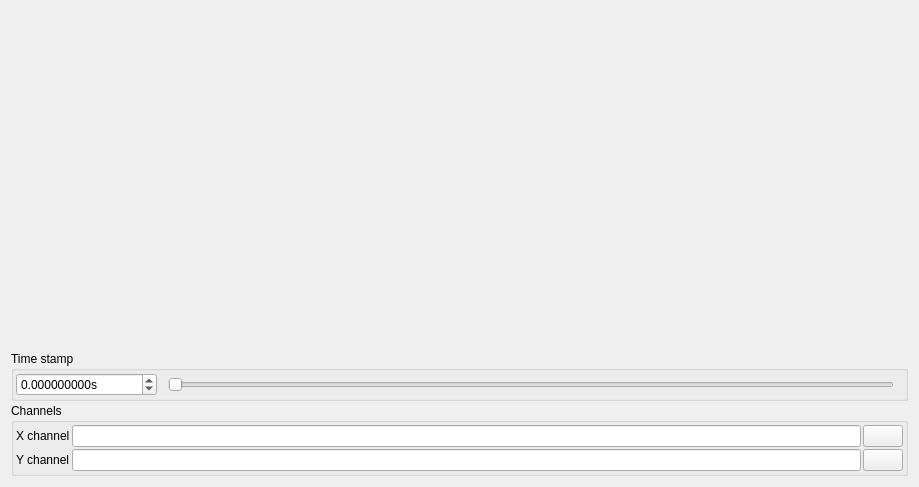
Qt form src/asammdf/gui/ui/xy.ui (danielhrisca/asammdf) before a commit.
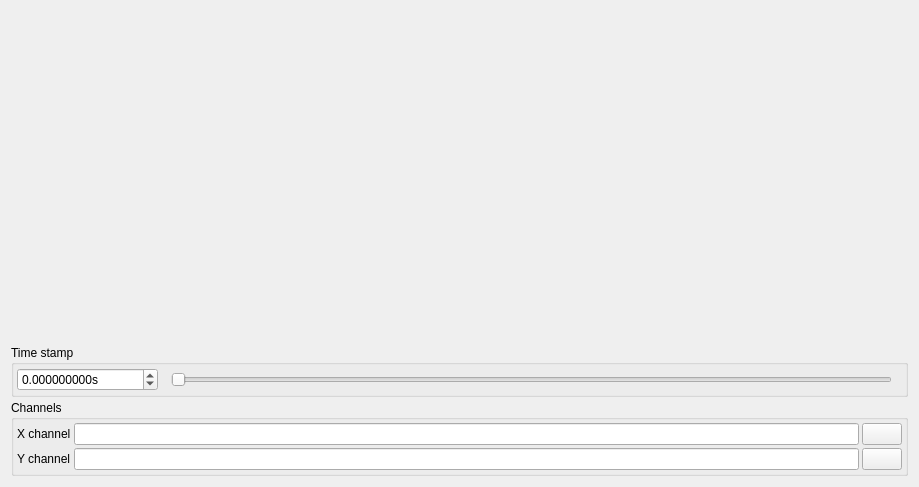
The same form after that commit. Icons and pictures are not drawn.

What changed in the file:
```diff
--- a/src/asammdf/gui/ui/xy.ui
+++ b/src/asammdf/gui/ui/xy.ui
@@ -15,12 +15,12 @@
   </property>
   <layout class="QVBoxLayout" name="verticalLayout" stretch="1,0,0">
    <property name="spacing">
-    <number>2</number>
+  <number>3</number>
    </property>
    <item>
     <layout class="QHBoxLayout" name="plot_layout">
      <property name="spacing">
-      <number>0</number>
+  <number>3</number>
      </property>
     </layout>
    </item>
@@ -31,19 +31,19 @@
      </property>
      <layout class="QHBoxLayout" name="horizontalLayout" stretch="0,0,1,0">
       <property name="spacing">
-       <number>2</number>
+  <number>3</number>
       </property>
       <property name="leftMargin">
-       <number>2</number>
+  <number>3</number>
       </property>
       <property name="topMargin">
-       <number>2</number>
+  <number>3</number>
       </property>
       <property name="rightMargin">
-       <number>2</number>
+  <number>3</number>
       </property>
       <property name="bottomMargin">
-       <number>2</number>
+  <number>3</number>
       </property>
       <item>
        <widget class="QDoubleSpinBox" name="timestamp">
@@ -98,19 +98,19 @@
      </property>
      <layout class="QGridLayout" name="gridLayout" columnstretch="0,1,0">
       <property name="leftMargin">
-       <number>2</number>
+  <number>3</number>
       </property>
       <property name="topMargin">
-       <number>2</number>
+  <number>3</number>
       </property>
       <property name="rightMargin">
-       <number>2</number>
+  <number>3</number>
       </property>
       <property name="bottomMargin">
-       <number>2</number>
+  <number>3</number>
       </property>
       <property name="spacing">
-       <number>2</number>
+  <number>3</number>
       </property>
       <item row="0" column="0">
        <widget class="QLabel" name="label">
```
Lines whose indentation alone changed are shown as unchanged.
